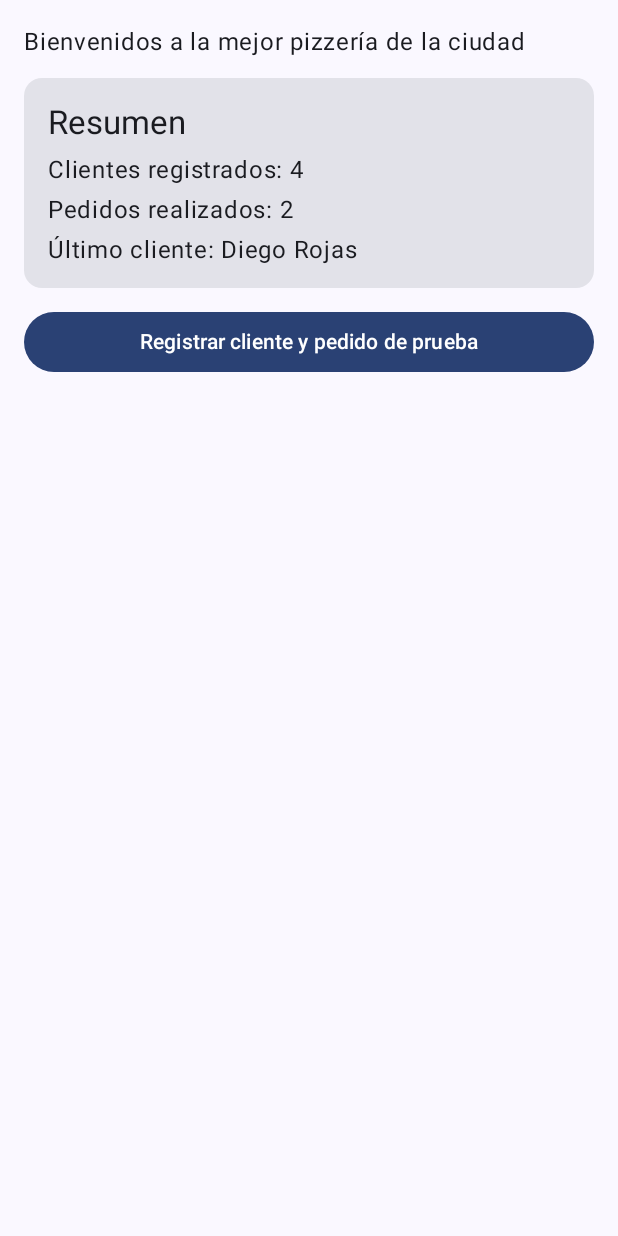
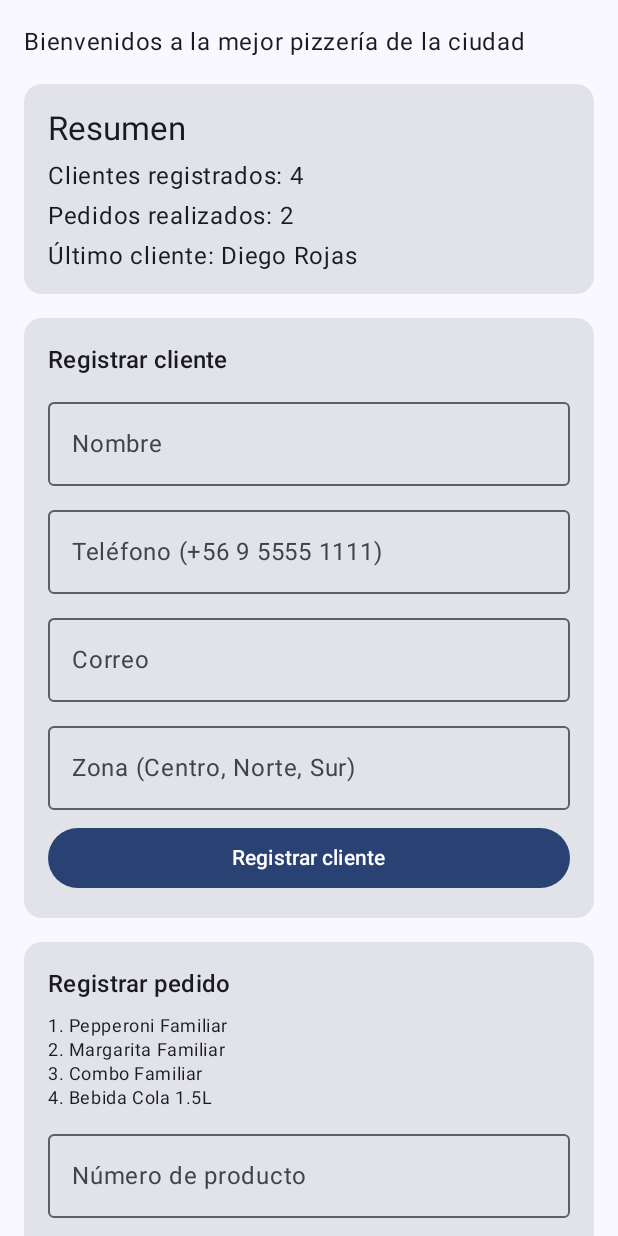
Before and after one commit to CristianJTM/Exp2_S4_Cristian_Torres_DESARROLLO-APP-MOVILES-I_002A, an Android app built with Jetpack Compose: the screen it shows after launch (MainActivity), on a phone screen of 412 x 824 dp. Run offline under Robolectric (Android 15) with nearby library versions, the phone set to English and light mode, and no system bars; our stand-ins replace livedata-compose.

Commit message:
Semana 5: aplica mejoras de la revision del profesor
- Desugaring de java.time para minSdk 24 en :app.\n- Formularios de registro de clientes y pedidos en :ui.\n- Coroutines efectivas: ResumenRepository (suspend) + viewModelScope.\n- Pruebas unitarias JUnit en :utilidades y :datos (22 tests).

```diff
--- a/app/build.gradle.kts
+++ b/app/build.gradle.kts
@@ -28,6 +28,8 @@ android {
         }
     }
     compileOptions {
+        // Desugaring para usar java.time.LocalDate con minSdk 24 (API 26 nativa).
+        isCoreLibraryDesugaringEnabled = true
         sourceCompatibility = JavaVersion.VERSION_11
         targetCompatibility = JavaVersion.VERSION_11
     }
@@ -52,4 +54,6 @@ dependencies {
     androidTestImplementation(libs.androidx.junit)
     debugImplementation(libs.androidx.compose.ui.test.manifest)
     debugImplementation(libs.androidx.compose.ui.tooling)
+
+    coreLibraryDesugaring("com.android.tools:desugar_jdk_libs:2.1.5")
 }
--- a/datos/build.gradle.kts
+++ b/datos/build.gradle.kts
@@ -11,4 +11,6 @@ kotlin {
 dependencies {
     implementation(project(":utilidades"))
     implementation(libs.kotlinx.coroutines.core)
+
+    testImplementation(libs.junit)
 }
--- /dev/null
+++ b/datos/src/main/java/com/duoc/pizzeriaapp/servicio/ResumenRepository.kt
@@ -0,0 +1,22 @@
+package com.duoc.pizzeriaapp.servicio
+
+import kotlinx.coroutines.Dispatchers
+import kotlinx.coroutines.withContext
+
+// Resumen que consume la UI; se calcula fuera del hilo principal.
+data class Resumen(
+    val totalClientes: Int,
+    val totalPedidos: Int,
+    val ultimoCliente: String
+)
+
+// Lectura asincrónica del resumen desde la instancia única de DatosDemo.
+suspend fun leerResumen(): Resumen = withContext(Dispatchers.Default) {
+    val pizzeria: Pizzeria = DatosDemo.instancia
+    val clientes = pizzeria.listarClientes()
+    Resumen(
+        totalClientes = clientes.size,
+        totalPedidos = pizzeria.listarPedidos().size,
+        ultimoCliente = clientes.lastOrNull()?.nombre ?: "Sin clientes"
+    )
+}
--- a/ui/src/main/java/com/duoc/pizzeriaapp/ui/ResumenScreen.kt
+++ b/ui/src/main/java/com/duoc/pizzeriaapp/ui/ResumenScreen.kt
@@ -5,14 +5,20 @@ import androidx.compose.foundation.layout.Column
 import androidx.compose.foundation.layout.fillMaxSize
 import androidx.compose.foundation.layout.fillMaxWidth
 import androidx.compose.foundation.layout.padding
+import androidx.compose.foundation.rememberScrollState
+import androidx.compose.foundation.verticalScroll
 import androidx.compose.material3.Button
 import androidx.compose.material3.Card
 import androidx.compose.material3.MaterialTheme
+import androidx.compose.material3.OutlinedTextField
 import androidx.compose.material3.Scaffold
 import androidx.compose.material3.Text
 import androidx.compose.runtime.Composable
 import androidx.compose.runtime.getValue
 import androidx.compose.runtime.livedata.observeAsState
+import androidx.compose.runtime.mutableStateOf
+import androidx.compose.runtime.saveable.rememberSaveable
+import androidx.compose.runtime.setValue
 import androidx.compose.ui.Modifier
 import androidx.compose.ui.tooling.preview.Preview
 import androidx.compose.ui.unit.dp
@@ -25,14 +31,24 @@ fun ResumenScreen(viewModel: ResumenViewModel = viewModel()) {
     val totalClientes by viewModel.totalClientes.observeAsState(0)
     val totalPedidos by viewModel.totalPedidos.observeAsState(0)
     val nombreUltimoCliente by viewModel.nombreUltimoCliente.observeAsState("Sin clientes")
+    val mensaje by viewModel.mensaje.observeAsState()
+    val productos by viewModel.productos.observeAsState(emptyList())
+
+    var nombre by rememberSaveable { mutableStateOf("") }
+    var contacto by rememberSaveable { mutableStateOf("") }
+    var correo by rememberSaveable { mutableStateOf("") }
+    var zona by rememberSaveable { mutableStateOf("") }
+    var producto by rememberSaveable { mutableStateOf("") }
+    var cantidad by rememberSaveable { mutableStateOf("") }
 
     Scaffold(modifier = Modifier.fillMaxSize()) { innerPadding ->
         Column(
             modifier = Modifier
                 .fillMaxSize()
                 .padding(innerPadding)
+                .verticalScroll(rememberScrollState())
                 .padding(16.dp),
-            verticalArrangement = Arrangement.spacedBy(12.dp)
+            verticalArrangement = Arrangement.spacedBy(16.dp)
         ) {
             Greeting(name = "Android")
 
@@ -48,12 +64,96 @@ fun ResumenScreen(viewModel: ResumenViewModel = viewModel()) {
                 }
             }
 
-            // Acción de demo: registra un cliente y un pedido para ver el resumen actualizarse.
-            Button(
-                onClick = { viewModel.registrarClienteYPedidoDemo() },
-                modifier = Modifier.fillMaxWidth()
-            ) {
-                Text("Registrar cliente y pedido de prueba")
+            mensaje?.let { texto ->
+                Text(
+                    text = texto,
+                    color = MaterialTheme.colorScheme.primary,
+                    style = MaterialTheme.typography.bodyMedium
+                )
+            }
+
+            Card(modifier = Modifier.fillMaxWidth()) {
+                Column(
+                    modifier = Modifier.padding(16.dp),
+                    verticalArrangement = Arrangement.spacedBy(8.dp)
+                ) {
+                    Text("Registrar cliente", style = MaterialTheme.typography.titleMedium)
+
+                    OutlinedTextField(
+                        value = nombre,
+                        onValueChange = { nombre = it },
+                        label = { Text("Nombre") },
+                        modifier = Modifier.fillMaxWidth()
+                    )
+                    OutlinedTextField(
+                        value = contacto,
+                        onValueChange = { contacto = it },
+                        label = { Text("Teléfono (+56 9 5555 1111)") },
+                        modifier = Modifier.fillMaxWidth()
+                    )
+                    OutlinedTextField(
+                        value = correo,
+                        onValueChange = { correo = it },
+                        label = { Text("Correo") },
+                        modifier = Modifier.fillMaxWidth()
+                    )
+                    OutlinedTextField(
+                        value = zona,
+                        onValueChange = { zona = it },
+                        label = { Text("Zona (Centro, Norte, Sur)") },
+                        modifier = Modifier.fillMaxWidth()
+                    )
+
+                    Button(
+                        onClick = {
+                            viewModel.registrarCliente(nombre, contacto, correo, zona)
+                            nombre = ""
+                            contacto = ""
+                            correo = ""
+                            zona = ""
+                        },
+                        modifier = Modifier.fillMaxWidth()
+                    ) {
+                        Text("Registrar cliente")
+                    }
+                }
+            }
+
+            Card(modifier = Modifier.fillMaxWidth()) {
+                Column(
+                    modifier = Modifier.padding(16.dp),
+                    verticalArrangement = Arrangement.spacedBy(8.dp)
+                ) {
+                    Text("Registrar pedido", style = MaterialTheme.typography.titleMedium)
+                    Text(
+                        text = productos.joinToString("\n"),
+                        style = MaterialTheme.typography.bodySmall
+                    )
+
+                    OutlinedTextField(
+                        value = producto,
+                        onValueChange = { producto = it },
+                        label = { Text("Número de producto") },
+                        modifier = Modifier.fillMaxWidth()
+                    )
+                    OutlinedTextField(
+                        value = cantidad,
+                        onValueChange = { cantidad = it },
+                        label = { Text("Cantidad (1 a 100)") },
+                        modifier = Modifier.fillMaxWidth()
+                    )
+
+                    Button(
+                        onClick = {
+                            viewModel.registrarPedido(producto, cantidad)
+                            producto = ""
+                            cantidad = ""
+                        },
+                        modifier = Modifier.fillMaxWidth()
+                    ) {
+                        Text("Registrar pedido")
+                    }
+                }
             }
         }
     }
--- a/ui/src/main/java/com/duoc/pizzeriaapp/ui/ResumenViewModel.kt
+++ b/ui/src/main/java/com/duoc/pizzeriaapp/ui/ResumenViewModel.kt
@@ -3,51 +3,105 @@ package com.duoc.pizzeriaapp.ui
 import androidx.lifecycle.LiveData
 import androidx.lifecycle.MutableLiveData
 import androidx.lifecycle.ViewModel
+import androidx.lifecycle.viewModelScope
 import com.duoc.pizzeriaapp.modelo.Cliente
 import com.duoc.pizzeriaapp.modelo.ItemPedido
 import com.duoc.pizzeriaapp.servicio.DatosDemo
 import com.duoc.pizzeriaapp.servicio.Pizzeria
+import com.duoc.pizzeriaapp.servicio.leerResumen
+import com.duoc.pizzeriaapp.utils.normalizarTelefono
+import com.duoc.pizzeriaapp.utils.parsearCantidad
+import com.duoc.pizzeriaapp.utils.parsearOpcion
+import com.duoc.pizzeriaapp.utils.validarCorreo
+import com.duoc.pizzeriaapp.utils.validarTextoObligatorio
+import kotlinx.coroutines.launch
 
 // ViewModel del resumen: lee desde la fuente única (DatosDemo), no recrea datos.
 class ResumenViewModel : ViewModel() {
 
     private val pizzeria: Pizzeria = DatosDemo.instancia
-    private var contador = 0
 
     private val _totalClientes = MutableLiveData(0)
     private val _totalPedidos = MutableLiveData(0)
     private val _nombreUltimoCliente = MutableLiveData("Sin clientes")
+    private val _mensaje = MutableLiveData<String?>(null)
+    private val _productos = MutableLiveData<List<String>>(emptyList())
 
     val totalClientes: LiveData<Int> = _totalClientes
     val totalPedidos: LiveData<Int> = _totalPedidos
     val nombreUltimoCliente: LiveData<String> = _nombreUltimoCliente
+    val mensaje: LiveData<String?> = _mensaje
+    val productos: LiveData<List<String>> = _productos
 
     init {
+        _productos.value = pizzeria.productos.mapIndexed { indice, producto ->
+            "${indice + 1}. ${producto.nombre}"
+        }
         actualizar()
     }
 
-    // Relee la Pizzeria y publica; si los datos cambian, la UI se actualiza.
+    // Relee la Pizzeria en segundo plano y publica el resumen.
     fun actualizar() {
-        _totalClientes.value = pizzeria.listarClientes().size
-        _totalPedidos.value = pizzeria.listarPedidos().size
-        _nombreUltimoCliente.value = pizzeria.listarClientes().lastOrNull()?.nombre ?: "Sin clientes"
+        viewModelScope.launch {
+            val resumen = leerResumen()
+            _totalClientes.postValue(resumen.totalClientes)
+            _totalPedidos.postValue(resumen.totalPedidos)
+            _nombreUltimoCliente.postValue(resumen.ultimoCliente)
+        }
     }
 
-    // Acción de demo: registra un cliente y un pedido, y refresca los LiveData.
-    fun registrarClienteYPedidoDemo() {
-        contador++
-        val cliente = Cliente(
-            "Cliente Prueba $contador",
-            "+56 9 9000 0000",
-            "prueba$contador@demo.com",
-            "Centro"
-        )
-        pizzeria.registrarCliente(cliente)
-        pizzeria.registrarPedido(
-            cliente,
-            listOf(ItemPedido(pizzeria.productos.first(), 1)),
-            "Pedido de prueba $contador"
-        )
-        actualizar()
+    // Formulario de cliente: valida y registra en la fuente única.
+    fun registrarCliente(nombre: String, contacto: String, correo: String, zona: String) {
+        val nombreValido = validarTextoObligatorio(nombre)
+        val telefonoValido = normalizarTelefono(contacto)
+        val correoValido = validarCorreo(correo)
+        val zonaValida = validarTextoObligatorio(zona)
+
+        if (nombreValido == null || telefonoValido == null || correoValido == null || zonaValida == null) {
+            _mensaje.postValue("Revisa los datos: nombre, teléfono, correo y zona deben ser válidos.")
+            return
+        }
+
+        viewModelScope.launch {
+            val cliente = Cliente(nombreValido, telefonoValido, correoValido, zonaValida)
+            pizzeria.registrarCliente(cliente)
+            _mensaje.postValue("Cliente registrado: ${cliente.nombre}")
+            actualizar()
+        }
+    }
+
+    // Formulario de pedido: valida producto/cantidad y registra para el último cliente.
+    fun registrarPedido(productoTexto: String, cantidadTexto: String) {
+        val indice = parsearOpcion(productoTexto, 1, pizzeria.productos.size)?.minus(1)
+        val producto = indice?.let { pizzeria.productos.getOrNull(it) }
+        val cantidad = parsearCantidad(cantidadTexto)
+        val cliente = pizzeria.listarClientes().lastOrNull()
+
+        if (producto == null) {
+            _mensaje.postValue("Producto inválido. Usa el número que aparece en el catálogo.")
+            return
+        }
+        if (cantidad == null) {
+            _mensaje.postValue("Cantidad inválida (debe estar entre 1 y 100).")
+            return
+        }
+        if (cliente == null) {
+            _mensaje.postValue("Primero registra un cliente.")
+            return
+        }
+
+        viewModelScope.launch {
+            val pedido = pizzeria.registrarPedido(
+                cliente,
+                listOf(ItemPedido(producto, cantidad)),
+                "Pedido desde la app"
+            )
+            if (pedido == null) {
+                _mensaje.postValue("No se pudo registrar el pedido: inventario insuficiente.")
+            } else {
+                _mensaje.postValue("Pedido #${pedido.id} registrado para ${cliente.nombre}.")
+                actualizar()
+            }
+        }
     }
 }
--- a/utilidades/build.gradle.kts
+++ b/utilidades/build.gradle.kts
@@ -6,3 +6,7 @@ plugins {
 kotlin {
     jvmToolchain(11)
 }
+
+dependencies {
+    testImplementation(libs.junit)
+}
```
Also changed, not shown: 7 other files.
